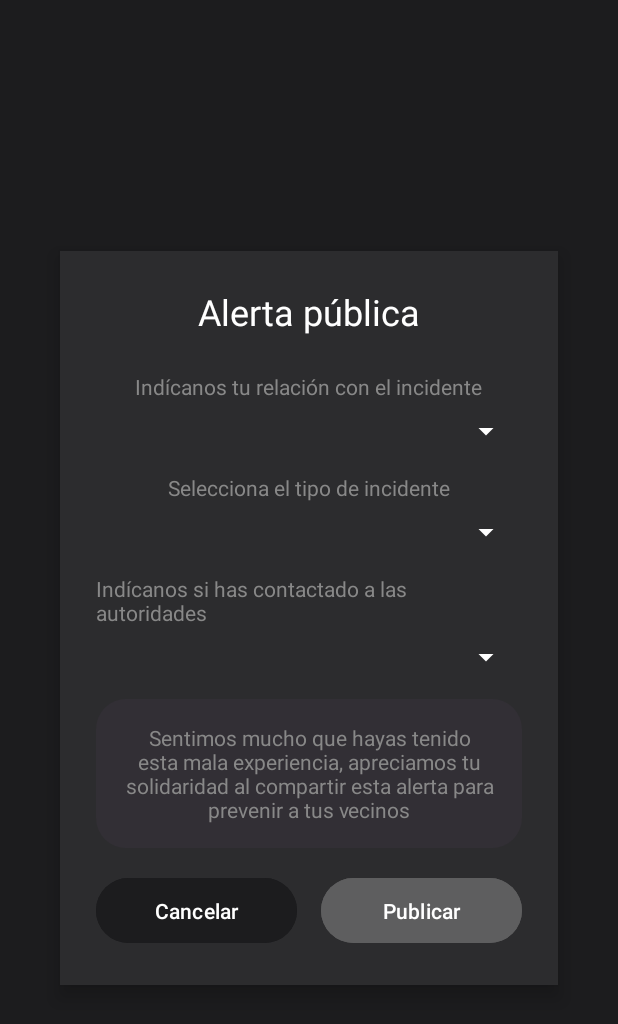
After one commit to YeicotJJ/HackatonComercio2024, an Android app: the layout activity_alert.xml on its own in the app's theme, with its tools: preview values and no code run, on a phone screen of 412 x 824 dp. The commit adds this screen. Shown: the top 1024 px of the screen. Run offline under Robolectric (Android 15) with nearby library versions, the phone set to English and light mode, and no system bars.

Commit message:
alerta avs

```diff
--- a/app/src/main/AndroidManifest.xml
+++ b/app/src/main/AndroidManifest.xml
@@ -13,6 +13,9 @@
         android:theme="@style/Base.Theme.ChaskiApp"
         tools:targetApi="31">
         <activity
+            android:name=".AlertActivity"
+            android:exported="false" />
+        <activity
             android:name=".MainActivity"
             android:exported="true">
             <intent-filter>
--- /dev/null
+++ b/app/src/main/java/com/piurahack/chaskiapp/AlertActivity.kt
@@ -0,0 +1,32 @@
+package com.piurahack.chaskiapp
+
+import android.os.Bundle
+import android.widget.ArrayAdapter
+import androidx.activity.enableEdgeToEdge
+import androidx.appcompat.app.AppCompatActivity
+import androidx.core.view.ViewCompat
+import androidx.core.view.WindowInsetsCompat
+
+class AlertActivity : AppCompatActivity() {
+    override fun onCreate(savedInstanceState: Bundle?) {
+        super.onCreate(savedInstanceState)
+        setContentView(R.layout.activity_alert)
+
+
+        // Inflar el layout con View Binding
+        binding = ActivityMainBinding.inflate(layoutInflater)
+        setContentView(binding.root)
+
+        // Configurar el adaptador para el Spinner
+        val adapter = ArrayAdapter.createFromResource(
+            this,
+            R.array.tipo_incidente_options,
+            android.R.layout.simple_spinner_item
+        )
+
+        // Especificar el layout cuando se despliegan las opciones
+        adapter.setDropDownViewResource(android.R.layout.simple_spinner_dropdown_item)
+
+        // Asignar el adaptador al Spinner utilizando View Binding
+        //binding.tipoIncidenteSpinner.adapter = adapter
+}
--- /dev/null
+++ b/app/src/main/res/drawable/card.xml
@@ -0,0 +1,5 @@
+<?xml version="1.0" encoding="utf-8"?>
+<shape xmlns:android="http://schemas.android.com/apk/res/android">
+    <solid android:color="@color/surface"/>
+    <corners android:radius="20dp"/>
+</shape>
--- /dev/null
+++ b/app/src/main/res/layout/activity_alert.xml
@@ -0,0 +1,122 @@
+<?xml version="1.0" encoding="utf-8"?>
+<LinearLayout
+    xmlns:android="http://schemas.android.com/apk/res/android"
+    android:layout_width="match_parent"
+    android:layout_height="match_parent"
+    android:orientation="vertical"
+    android:gravity="center"
+    android:background="#1C1C1E"
+    android:padding="24dp"
+    xmlns:tools="http://schemas.android.com/tools"
+    tools:context=".AlertActivity">
+
+    <LinearLayout
+        android:layout_width="match_parent"
+        android:layout_height="wrap_content"
+        android:orientation="vertical"
+        android:background="#2C2C2E"
+        android:padding="24dp"
+        android:layout_margin="16dp"
+        android:elevation="8dp"
+        android:gravity="center">
+
+        <TextView
+            android:layout_width="wrap_content"
+            android:layout_height="wrap_content"
+            android:text="Alerta pública"
+            android:textSize="24sp"
+            android:textColor="#FFFFFF"
+            android:layout_gravity="center"
+            android:paddingBottom="16dp"/>
+
+        <!-- Campo 1: Relación con el incidente -->
+        <TextView
+            android:layout_width="wrap_content"
+            android:layout_height="wrap_content"
+            android:text="Indícanos tu relación con el incidente"
+            android:textColor="#888888"
+            android:layout_marginTop="8dp"
+            android:textSize="14sp"/>
+
+        <Spinner
+            android:layout_width="match_parent"
+            android:layout_height="wrap_content"
+            android:backgroundTint="#FFFFFF"
+            android:layout_marginTop="8dp"/>
+
+        <!-- Campo 2: Tipo de incidente -->
+        <TextView
+            android:layout_width="wrap_content"
+            android:layout_height="wrap_content"
+            android:text="Selecciona el tipo de incidente"
+            android:textColor="#888888"
+            android:layout_marginTop="16dp"
+            android:textSize="14sp"/>
+
+        <Spinner
+            android:id="@+id/tipo_incidente_spinner"
+            android:layout_width="match_parent"
+            android:layout_height="wrap_content"
+            android:backgroundTint="#FFFFFF"
+            android:layout_marginTop="8dp"/>
+
+        <!-- Campo 3: Contacto con autoridades -->
+        <TextView
+            android:layout_width="wrap_content"
+            android:layout_height="wrap_content"
+            android:text="Indícanos si has contactado a las autoridades"
+            android:textColor="#888888"
+            android:layout_marginTop="16dp"
+            android:textSize="14sp"/>
+
+        <Spinner
+            android:layout_width="match_parent"
+            android:layout_height="wrap_content"
+
+            android:backgroundTint="#FFFFFF"
+            android:layout_marginTop="8dp"/>
+
+        <!-- Mensaje informativo -->
+        <TextView
+            android:layout_width="match_parent"
+            android:layout_height="wrap_content"
+            android:text="Sentimos mucho que hayas tenido esta mala experiencia, apreciamos tu solidaridad al compartir esta alerta para prevenir a tus vecinos"
+            android:textColor="#888888"
+            android:background="@drawable/card"
+            android:padding="16dp"
+            android:layout_marginTop="16dp"
+            android:textSize="14sp"
+            android:gravity="center"/>
+
+        <!-- Botones Cancelar y Publicar -->
+        <LinearLayout
+            android:layout_width="match_parent"
+            android:layout_height="wrap_content"
+            android:orientation="horizontal"
+            android:layout_marginTop="16dp"
+            android:gravity="center">
+
+            <Button
+                android:layout_width="0dp"
+                android:layout_height="wrap_content"
+                android:layout_weight="1"
+                android:text="Cancelar"
+                android:backgroundTint="#1C1C1E"
+                android:textColor="#FFFFFF"
+                android:layout_marginEnd="8dp"
+                android:padding="12dp"/>
+
+            <Button
+                android:layout_width="0dp"
+                android:layout_height="wrap_content"
+                android:layout_weight="1"
+                android:text="Publicar"
+                android:backgroundTint="#5E5E5F"
+                android:textColor="#FFFFFF"
+                android:layout_marginStart="8dp"
+                android:padding="12dp"/>
+        </LinearLayout>
+
+    </LinearLayout>
+
+</LinearLayout>
--- a/app/src/main/res/values/colors.xml
+++ b/app/src/main/res/values/colors.xml
@@ -1,5 +1,7 @@
 <?xml version="1.0" encoding="utf-8"?>
 <resources>
+    <color name="black">#FF000000</color>
+    <color name="white">#FFFFFFFF</color>
     <color name="background">#FF1D1B20</color>
     <color name="surface">#FF322F35</color>
     <color name="primary">#FFF5EFF7</color>
--- a/app/src/main/res/values/strings.xml
+++ b/app/src/main/res/values/strings.xml
@@ -2,4 +2,14 @@
     <string name="app_name">Chaski App</string>
     <!-- TODO: Remove or change this placeholder text -->
     <string name="hello_blank_fragment">Hello blank fragment</string>
+
+    <string-array name="tipo_incidente_options">
+        <item>Asalto</item>
+        <item>Asesinato</item>
+        <item>Secuestro</item>
+        <item>Incendio</item>
+        <item>Accidente de tránsito</item>
+        <item>Obstrucción del tránsito</item>
+    </string-array>
+
 </resources>
```
Also changed, not shown: 1 other file.
